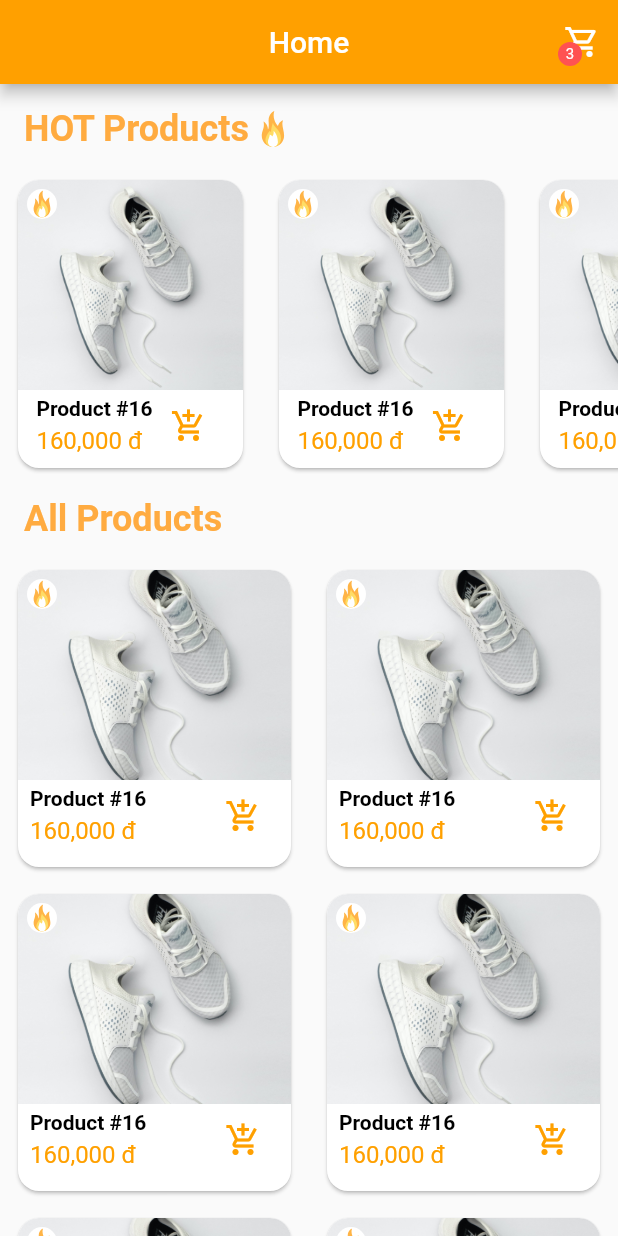
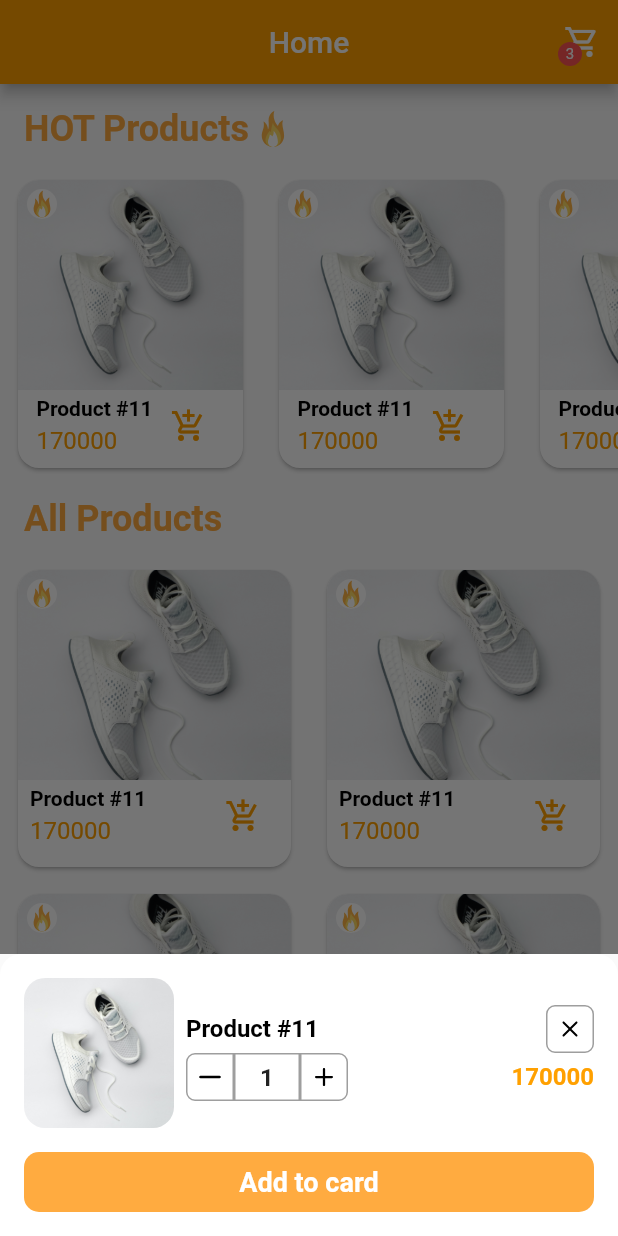
Before and after one commit to BaoTrung37/shopping_cart_bloc, a Flutter app: the screen it shows after launch, after a tap on the "add shopping cart" icon, on a phone screen of 412 x 824 dp. Run offline on Flutter 3.47's test engine with Material 2 defaults, Android fonts, the phone set to English and light mode, and no system bars; our stand-ins replace flutter_svg.

Commit message:
refactor code

```diff
--- /dev/null
+++ b/lib/models/product.dart
@@ -0,0 +1,13 @@
+// ignore_for_file: public_member_api_docs, sort_constructors_first
+class Product {
+  final String id;
+  final String title;
+  final int price;
+  final String imageUrl;
+  Product({
+    required this.id,
+    required this.title,
+    required this.price,
+    required this.imageUrl,
+  });
+}
--- a/lib/ui/views/home/home_view.dart
+++ b/lib/ui/views/home/home_view.dart
@@ -1,6 +1,7 @@
 // ignore_for_file: public_member_api_docs, sort_constructors_first
 import 'package:flutter/material.dart';
 import 'package:flutter_svg/flutter_svg.dart';
+import 'package:shoppingcart/models/product.dart';
 import 'package:shoppingcart/ui/widgets/add_to_cart_bottom_sheet.dart';
 import 'package:shoppingcart/ui/widgets/product_card_item.dart';
 
@@ -16,18 +17,7 @@ class _HomeViewState extends State<HomeView> {
   Widget build(BuildContext context) {
     var shoppingCartButton = IconButton(
       onPressed: () {
-        showAddToCartBottomSheet(
-          context,
-          imagePath: 'assets/images/product_0.jpg',
-          productTitle: 'Product #11',
-          productPrice: '170,000 đ',
-          onAddToCart: () {
-            // TODO: Add to cart
-          },
-          onAmountChanged: (value) {
-            // TODO: Amount changed
-          },
-        );
+        // TODO: Show shopping cart
       },
       icon: const Stack(
         clipBehavior: Clip.none,
@@ -82,11 +72,34 @@ class _HomeViewState extends State<HomeView> {
           scrollDirection: Axis.horizontal,
           itemCount: 6,
           itemBuilder: (context, index) {
-            return const Padding(
-              padding: EdgeInsets.symmetric(horizontal: 8),
+            return Padding(
+              padding: const EdgeInsets.symmetric(horizontal: 8),
               child: ProductCardItem(
                 height: 200,
                 width: 150,
+                product: Product(
+                  id: '1',
+                  title: 'Product #11',
+                  price: 170000,
+                  imageUrl: 'assets/images/product_0.jpg',
+                ),
+                onTap: () {
+                  showAddToCartBottomSheet(
+                    context,
+                    product: Product(
+                      id: '1',
+                      title: 'Product #11',
+                      price: 170000,
+                      imageUrl: 'assets/images/product_0.jpg',
+                    ),
+                    onAddToCart: () {
+                      // TODO: Add to cart
+                    },
+                    onAmountChanged: (value) {
+                      // TODO: Amount changed
+                    },
+                  );
+                },
               ),
             );
           },
@@ -114,11 +127,34 @@ class _HomeViewState extends State<HomeView> {
         crossAxisCount: 2,
         mainAxisSpacing: 10,
       ),
-      itemBuilder: (context, index) => const Padding(
-        padding: EdgeInsets.symmetric(horizontal: 8),
+      itemBuilder: (context, index) => Padding(
+        padding: const EdgeInsets.symmetric(horizontal: 8),
         child: ProductCardItem(
           height: 200,
           width: double.infinity,
+          product: Product(
+            id: '1',
+            title: 'Product #11',
+            price: 170000,
+            imageUrl: 'assets/images/product_0.jpg',
+          ),
+          onTap: () {
+            showAddToCartBottomSheet(
+              context,
+              product: Product(
+                id: '1',
+                title: 'Product #11',
+                price: 170000,
+                imageUrl: 'assets/images/product_0.jpg',
+              ),
+              onAddToCart: () {
+                // TODO: Add to cart
+              },
+              onAmountChanged: (value) {
+                // TODO: Amount changed
+              },
+            );
+          },
         ),
       ),
     );
--- a/lib/ui/widgets/add_to_cart_bottom_sheet.dart
+++ b/lib/ui/widgets/add_to_cart_bottom_sheet.dart
@@ -2,15 +2,14 @@
 
 import 'package:flutter/material.dart';
 import 'package:flutter_svg/flutter_svg.dart';
+import 'package:shoppingcart/models/product.dart';
 
 import 'package:shoppingcart/ui/widgets/app_text_buton.dart';
 import 'package:shoppingcart/ui/widgets/dialog/selected_number_dialog.dart';
 
 Future<void> showAddToCartBottomSheet(
   BuildContext context, {
-  required String imagePath,
-  required String productTitle,
-  required String productPrice,
+  required Product product,
   required VoidCallback onAddToCart,
   required ValueChanged<int> onAmountChanged,
 }) async {
@@ -22,14 +21,14 @@ Future<void> showAddToCartBottomSheet(
           Radius.circular(14),
         ),
         child: Image(
-          image: AssetImage(imagePath),
+          image: AssetImage(product.imageUrl),
           height: 100,
           width: 100,
           fit: BoxFit.cover,
         ),
       );
       var productTitleText = Text(
-        productTitle,
+        product.title,
         style: const TextStyle(
           color: Colors.black,
           fontSize: 16,
@@ -55,7 +54,7 @@ Future<void> showAddToCartBottomSheet(
         ),
       );
       var productPriceText = Text(
-        productPrice,
+        product.price.toString(),
         style: TextStyle(
           fontSize: 16,
           color: Colors.amber[700],
@@ -105,7 +104,7 @@ Future<void> showAddToCartBottomSheet(
                                 await showSelectNumberDialog(
                                   context,
                                   amount: value,
-                                  productTitle: productTitle,
+                                  productTitle: product.title,
                                   onAmountChanged: (value) {
                                     onAmountChanged.call(value);
                                   },
--- a/lib/ui/widgets/product_card_item.dart
+++ b/lib/ui/widgets/product_card_item.dart
@@ -1,15 +1,20 @@
 import 'package:flutter/material.dart';
 import 'package:flutter_svg/flutter_svg.dart';
+import 'package:shoppingcart/models/product.dart';
 
 class ProductCardItem extends StatelessWidget {
   const ProductCardItem({
     Key? key,
     required this.height,
     required this.width,
+    required this.product,
+    required this.onTap,
   }) : super(key: key);
 
   final double height;
   final double width;
+  final Product product;
+  final VoidCallback onTap;
   @override
   Widget build(BuildContext context) {
     return Card(
@@ -26,7 +31,7 @@ class ProductCardItem extends StatelessWidget {
             child: Stack(
               children: [
                 Image.asset(
-                  'assets/images/product_0.jpg',
+                  product.imageUrl,
                   height: height * 0.7,
                   width: width,
                   fit: BoxFit.cover,
@@ -54,9 +59,9 @@ class ProductCardItem extends StatelessWidget {
                 Column(
                   crossAxisAlignment: CrossAxisAlignment.start,
                   children: [
-                    const Text(
-                      'Product #16',
-                      style: TextStyle(
+                    Text(
+                      product.title,
+                      style: const TextStyle(
                         color: Colors.black,
                         fontSize: 14,
                         fontWeight: FontWeight.bold,
@@ -64,7 +69,7 @@ class ProductCardItem extends StatelessWidget {
                     ),
                     const SizedBox(height: 4),
                     Text(
-                      '160,000 đ',
+                      product.price.toString(),
                       style: TextStyle(
                         color: Colors.amber[700],
                         fontSize: 16,
@@ -73,9 +78,7 @@ class ProductCardItem extends StatelessWidget {
                   ],
                 ),
                 IconButton(
-                  onPressed: () {
-                    // TODO: Implement add to cart
-                  },
+                  onPressed: onTap,
                   icon: Icon(
                     Icons.add_shopping_cart_outlined,
                     color: Colors.amber[700],
```
